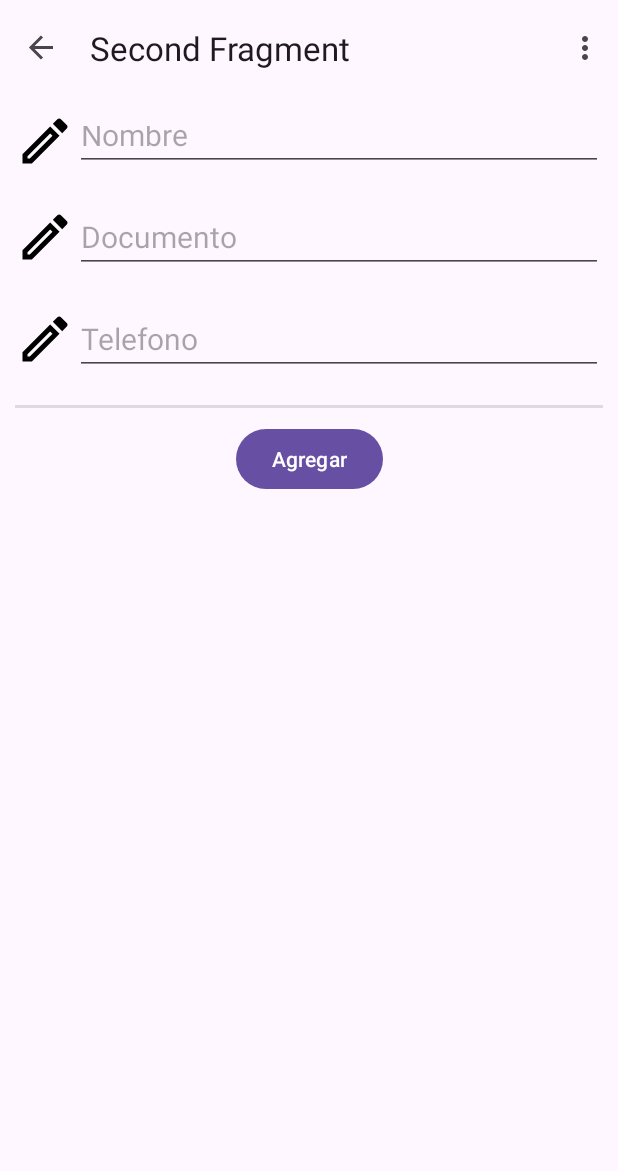
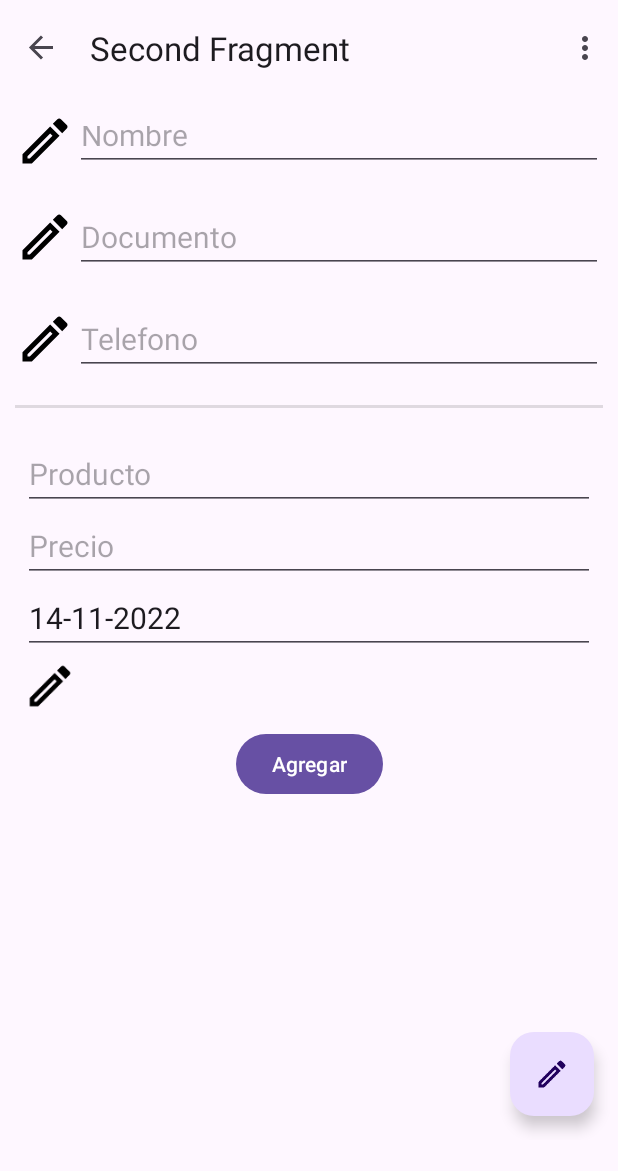
Before and after one commit to carldevoos/tamanui, an Android app: the AddDebtorFragment screen opened through its navigation route, on a phone screen of 412 x 824 dp. Shown: the top 1171 px of the screen. Run offline under Robolectric (Android 15) with nearby library versions, the phone set to English and light mode, and no system bars; our stand-ins replace navigation-ui.

Commit message:
working debtor

```diff
--- a/app/src/main/java/com/carldevoos/tamanui/AddDebtorFragment.kt
+++ b/app/src/main/java/com/carldevoos/tamanui/AddDebtorFragment.kt
@@ -1,11 +1,18 @@
 package com.carldevoos.tamanui
 
+import android.app.DatePickerDialog
 import android.os.Bundle
+import android.util.Log
 import android.view.LayoutInflater
 import android.view.View
 import android.view.ViewGroup
+import android.widget.Button
+import android.widget.EditText
+import android.widget.LinearLayout
 import androidx.fragment.app.Fragment
 import com.carldevoos.tamanui.databinding.FragmentAddDebtorBinding
+import com.google.android.material.floatingactionbutton.FloatingActionButton
+import java.util.*
 
 /**
  * A simple [Fragment] subclass as the second destination in the navigation.
@@ -17,6 +24,9 @@ class AddDebtorFragment : Fragment() {
     // This property is only valid between onCreateView and
     // onDestroyView.
     private val binding get() = _binding!!
+    private lateinit var linearFormProduct: LinearLayout
+    private lateinit var btnAddProduct: Button
+    private lateinit var floatingActionButton: FloatingActionButton
 
     override fun onCreateView(
         inflater: LayoutInflater, container: ViewGroup?,
@@ -30,13 +40,28 @@ class AddDebtorFragment : Fragment() {
     override fun onViewCreated(view: View, savedInstanceState: Bundle?) {
         super.onViewCreated(view, savedInstanceState)
 
+        this.linearFormProduct = binding.linearFormProduct
+        this.btnAddProduct = binding.btnAddProduct
+        this.floatingActionButton = binding.fab
 
+        addChild(this.linearFormProduct, R.layout.form_product)
 
-        binding.btnAddProduct.setOnClickListener {
+        this.btnAddProduct.setOnClickListener {
             /*findNavController().navigate(R.id.action_SecondFragment_to_FirstFragment)*/
+            addChild(this.linearFormProduct, R.layout.form_product)
+        }
 
-            val inflater = LayoutInflater.from(context).inflate(R.layout.form_product, null)
-            binding.linearFormProduct.addView(inflater, binding.linearFormProduct.childCount)
+        this.floatingActionButton.setOnClickListener {
+            //var listProduct = ArrayList<Any>()
+            for (i in 0 until this.linearFormProduct.childCount) {
+                val item = this.linearFormProduct.getChildAt(i)
+                Log.d("Number", "$i")
+                val name = item.findViewWithTag<EditText>("product_name").text
+                val price = item.findViewWithTag<EditText>("product_price").text
+                val date = item.findViewWithTag<EditText>("product_date").text
+
+                Log.d("Product", "$name - $price - $date")
+            }
         }
     }
 
@@ -44,4 +69,34 @@ class AddDebtorFragment : Fragment() {
         super.onDestroyView()
         _binding = null
     }
+
+    private fun addChild(linearFormProduct: LinearLayout, resource: Int) {
+        val formProduct = LayoutInflater.from(context).inflate(resource, null)
+        val btnDelete = formProduct.findViewWithTag<View>("delete")
+        val txtDate = formProduct.findViewWithTag<EditText>("product_date")
+
+        val calendar = Calendar.getInstance()
+        val year = calendar.get(Calendar.YEAR)
+        val month = calendar.get(Calendar.MONTH)
+        val day = calendar.get(Calendar.DAY_OF_MONTH)
+        txtDate.setText(day.toString().plus("-").plus(month + 1).plus("-").plus(year))
+
+        btnDelete.setOnClickListener { linearFormProduct.removeView(formProduct) }
+        txtDate.setOnClickListener {
+            val datePickerDialog = context?.let { context ->
+                DatePickerDialog(
+                    context,
+                    { _, year, monthOfYear, dayOfMonth ->
+                        val dat = "$dayOfMonth-${monthOfYear + 1}-$year"
+                        txtDate.setText(dat)
+                    },
+                    year,
+                    month,
+                    day
+                )
+            }
+            datePickerDialog!!.show()
+        }
+        linearFormProduct.addView(formProduct, linearFormProduct.childCount)
+    }
 }
--- a/app/src/main/res/layout/form_product.xml
+++ b/app/src/main/res/layout/form_product.xml
@@ -4,7 +4,9 @@
     android:layout_height="wrap_content"
     android:layout_margin="20dp"
     android:orientation="vertical"
-    android:padding="25dp"
+    android:paddingStart="15dp"
+    android:paddingTop="20dp"
+    android:paddingEnd="15dp"
     android:tag="form_product">
 
     <EditText
@@ -34,7 +36,10 @@
     <EditText
         android:layout_width="fill_parent"
         android:layout_height="wrap_content"
-        android:clickable="true"
+        android:clickable="false"
+        android:cursorVisible="false"
+        android:focusable="false"
+        android:focusableInTouchMode="false"
         android:hint="Fecha"
         android:importantForAutofill="no"
         android:inputType="date"
@@ -43,4 +48,14 @@
         android:tag="product_date"
         android:textAlignment="textStart"
         android:textSize="20sp" />
+
+    <ImageView
+        android:layout_width="36dp"
+        android:layout_height="36dp"
+        android:layout_gravity="start"
+        android:layout_marginTop="3dp"
+        android:clickable="true"
+        android:contentDescription="TODO"
+        android:src="@drawable/ic_pencil"
+        android:tag="delete" />
 </LinearLayout>
--- a/app/src/main/res/layout/fragment_add_debtor.xml
+++ b/app/src/main/res/layout/fragment_add_debtor.xml
@@ -1,5 +1,5 @@
 <?xml version="1.0" encoding="utf-8"?>
-<androidx.core.widget.NestedScrollView xmlns:android="http://schemas.android.com/apk/res/android"
+<androidx.coordinatorlayout.widget.CoordinatorLayout xmlns:android="http://schemas.android.com/apk/res/android"
     xmlns:app="http://schemas.android.com/apk/res-auto"
     xmlns:tools="http://schemas.android.com/tools"
     android:layout_width="match_parent"
@@ -7,6 +7,10 @@
     android:layout_marginBottom="?attr/actionBarSize"
     android:orientation="vertical"
     tools:context=".AddDebtorFragment">
+
+    <androidx.core.widget.NestedScrollView
+        android:layout_width="match_parent"
+        android:layout_height="match_parent">
 
         <androidx.constraintlayout.widget.ConstraintLayout
             android:layout_width="match_parent"
@@ -141,62 +145,6 @@
                     android:layout_height="wrap_content"
                     android:orientation="vertical">
 
-<!--                <LinearLayout
-                    android:layout_width="match_parent"
-                    android:layout_height="wrap_content"
-                    android:layout_margin="20dp"
-                    android:orientation="vertical"
-                    android:padding="25dp"
-                    android:tag="form_product"
-                    app:layout_constraintEnd_toEndOf="parent"
-                    app:layout_constraintStart_toStartOf="parent"
-                    app:layout_constraintTop_toTopOf="parent">
-
-                    <EditText
-                        android:layout_width="fill_parent"
-                        android:layout_height="wrap_content"
-                        android:hint="Producto"
-                        android:importantForAutofill="no"
-                        android:inputType="text"
-                        android:labelFor="@id/img_debtor_number"
-                        android:maxLines="1"
-                        android:tag="product_name"
-                        android:textAlignment="textStart"
-                        android:textSize="20sp"
-                        app:layout_constraintEnd_toEndOf="parent"
-                        app:layout_constraintTop_toTopOf="parent" />
-
-                    <EditText
-                        android:layout_width="fill_parent"
-                        android:layout_height="wrap_content"
-                        android:hint="Precio"
-                        android:importantForAutofill="no"
-                        android:inputType="numberDecimal"
-                        android:labelFor="@id/img_debtor_number"
-                        android:maxLines="1"
-                        android:tag="product_price"
-                        android:textAlignment="textStart"
-                        android:textSize="20sp"
-                        app:layout_constraintEnd_toEndOf="parent"
-                        app:layout_constraintTop_toTopOf="parent" />
-
-                    <EditText
-                        android:layout_width="fill_parent"
-                        android:layout_height="wrap_content"
-                        android:clickable="true"
-                        android:hint="Fecha"
-                        android:importantForAutofill="no"
-                        android:inputType="date"
-                        android:labelFor="@id/img_debtor_number"
-                        android:maxLines="1"
-                        android:tag="product_date"
-                        android:textAlignment="textStart"
-                        android:textSize="20sp"
-                        app:layout_constraintEnd_toEndOf="parent"
-                        app:layout_constraintTop_toTopOf="parent" />
-
-                </LinearLayout>-->
-
                 </LinearLayout>
 
             </androidx.core.widget.NestedScrollView>
@@ -211,5 +159,15 @@
                 app:layout_constraintStart_toStartOf="parent"
                 app:layout_constraintTop_toBottomOf="@+id/scroll_product" />
         </androidx.constraintlayout.widget.ConstraintLayout>
+    </androidx.core.widget.NestedScrollView>
 
-</androidx.core.widget.NestedScrollView>
+    <com.google.android.material.floatingactionbutton.FloatingActionButton
+        android:id="@+id/fab"
+        android:layout_width="wrap_content"
+        android:layout_height="wrap_content"
+        android:layout_gravity="bottom|end"
+        android:layout_margin="@dimen/fab_margin"
+        android:contentDescription="TODO"
+        android:src="@drawable/ic_pencil" />
+
+</androidx.coordinatorlayout.widget.CoordinatorLayout>
```
Lines whose indentation alone changed are shown as unchanged.
